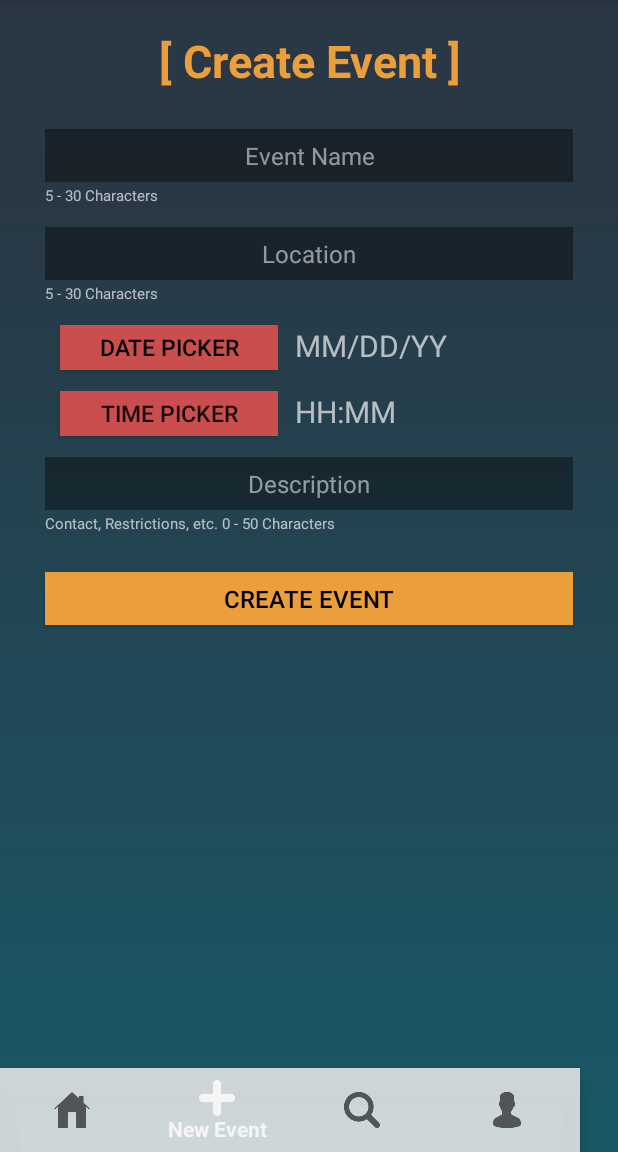
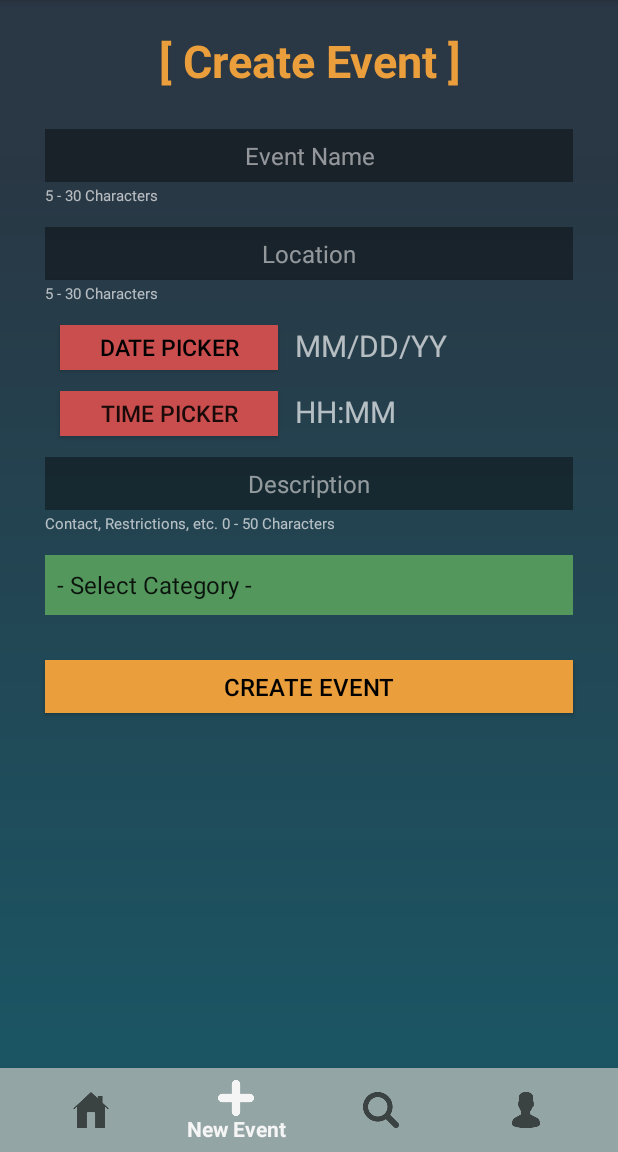
Before and after one commit to 5akda/JointyBeta, an Android app: the FeedUI screen opened directly, with no data from a screen before it, item 2 of the bottom bar chosen, on a phone screen of 412 x 824 dp, the part 84-1236 px from its top. Run offline under Robolectric (Android 15) with nearby library versions, the phone set to English and light mode, and no system bars; our stand-ins replace Firebase (no records; nobody signed in at launch, a user with empty details on screens opened directly); 3 statements that could not run were skipped.

Commit message:
colorfulFeed

```diff
--- a/app/src/main/java/com/parzival48/jointy/CreateEventUI.java
+++ b/app/src/main/java/com/parzival48/jointy/CreateEventUI.java
@@ -12,9 +12,12 @@ import android.os.Bundle;
 import android.view.Menu;
 import android.view.MenuItem;
 import android.view.View;
+import android.widget.AdapterView;
+import android.widget.ArrayAdapter;
 import android.widget.Button;
 import android.widget.DatePicker;
 import android.widget.EditText;
+import android.widget.Spinner;
 import android.widget.TextView;
 import android.widget.TimePicker;
 import android.widget.Toast;
@@ -26,6 +29,7 @@ import com.google.firebase.database.FirebaseDatabase;
 import com.google.firebase.database.ValueEventListener;
 
 import java.text.DateFormat;
+import java.util.ArrayList;
 import java.util.Calendar;
 
 public class CreateEventUI extends AppCompatActivity implements DatePickerDialog.OnDateSetListener, TimePickerDialog.OnTimeSetListener {
@@ -36,6 +40,7 @@ public class CreateEventUI extends AppCompatActivity implements DatePickerDialog
     String date,time;
     String userEventList;
     long numOfEvent;
+    Spinner mSpinner;
 
     @Override
     protected void onCreate(Bundle savedInstanceState) {
@@ -46,6 +51,7 @@ public class CreateEventUI extends AppCompatActivity implements DatePickerDialog
         txtEventName = (EditText)findViewById(R.id.txtEventName);
         txtLocation = (EditText)findViewById(R.id.txtLocation);
         txtDecription = (EditText)findViewById(R.id.txtDescription);
+
 
         jointyDB.addValueEventListener(new ValueEventListener() {
             @Override
@@ -80,7 +86,7 @@ public class CreateEventUI extends AppCompatActivity implements DatePickerDialog
                 newEvent.setCode(eventCode);
 
                 String validation = validE(newEvent.getName(),newEvent.getLoaction(),newEvent.getDescription());
-                if(validation.equals("")){
+                if(validation.equals("") && haveSelected(newEvent.getCategory())){
 
                     jointyDB.child("eventdata").child(eventCode).setValue(newEvent);
 
@@ -100,8 +106,32 @@ public class CreateEventUI extends AppCompatActivity implements DatePickerDialog
             }
         });
 
+        //category selector
+        mSpinner = (Spinner)findViewById(R.id.cate);
+        String[] catalog = getResources().getStringArray(R.array.category);
+        ArrayAdapter<String> adapterCate = new ArrayAdapter<String>(this,
+                android.R.layout.simple_dropdown_item_1line,catalog);
+        mSpinner.setAdapter(adapterCate);
+        mSpinner.setOnItemSelectedListener(new AdapterView.OnItemSelectedListener() {
+            @Override
+            public void onItemSelected(AdapterView<?> parent, View view, int position, long id) {
+                if(position==0) newEvent.setCategory("");
+                else if(position>0 && position<3) newEvent.setCategory("0");
+                else if(position>2 && position<6) newEvent.setCategory("1");
+                else if(position>5 && position<9) newEvent.setCategory("2");
+                else if(position>8 && position<12) newEvent.setCategory("3");
+                else if(position>11 && position<14) newEvent.setCategory("4");
+                else newEvent.setCategory("5");
+            }
+
+            @Override
+            public void onNothingSelected(AdapterView<?> parent) {
+                newEvent.setCategory("");
+            }
+        });
+
         //date picker
-        Button btDate = (Button)findViewById(R.id.btDate);
+        Button btDate = (Button) findViewById(R.id.btDate);
         btDate.setOnClickListener(new View.OnClickListener() {
             @Override
             public void onClick(View v) {
@@ -109,6 +139,7 @@ public class CreateEventUI extends AppCompatActivity implements DatePickerDialog
                 datePicker.show(getSupportFragmentManager(),"date picker");
             }
         });
+
         //time picker
         Button btTime = (Button)findViewById(R.id.btTime);
         btTime.setOnClickListener(new View.OnClickListener() {
@@ -233,4 +264,9 @@ public class CreateEventUI extends AppCompatActivity implements DatePickerDialog
         return true;
     }
 
+    public static boolean haveSelected(String catE){
+        if(catE.equals("")) return false;
+        else return true;
+    }
+
 }
--- a/app/src/main/java/com/parzival48/jointy/Event.java
+++ b/app/src/main/java/com/parzival48/jointy/Event.java
@@ -10,7 +10,8 @@ public class Event {
     private String contact;
     private String[] member;
     private String code;
-    private String participant;
+    private String participant = "";
+    private String category = "";
 
     public Event() {
     }
@@ -102,4 +103,12 @@ public class Event {
     public void setParticipant(String participant) {
         this.participant = participant;
     }
+
+    public String getCategory() {
+        return category;
+    }
+
+    public void setCategory(String category) {
+        this.category = category;
+    }
 }
--- a/app/src/main/java/com/parzival48/jointy/ProfileUI.java
+++ b/app/src/main/java/com/parzival48/jointy/ProfileUI.java
@@ -32,7 +32,6 @@ public class ProfileUI extends AppCompatActivity {
 
         //Main Works
         getUserInfo();
-        showTextView();
 
         //Bottom Navigation Config
         BottomNavigationView bottomNavigationView = (BottomNavigationView)findViewById(R.id.navigation);
@@ -72,6 +71,9 @@ public class ProfileUI extends AppCompatActivity {
                 return false;
             }
         });
+
+        getUserInfo();
+        showTextView();
 
     }
 
--- a/app/src/main/res/layout/activity_create_event_ui.xml
+++ b/app/src/main/res/layout/activity_create_event_ui.xml
@@ -118,11 +118,11 @@
             android:id="@+id/btCreateEvent"
             android:layout_width="wrap_content"
             android:layout_height="35dp"
-            android:layout_below="@+id/textView11"
+            android:layout_below="@+id/cate"
             android:layout_alignParentStart="true"
             android:layout_alignParentEnd="true"
             android:layout_marginStart="30dp"
-            android:layout_marginTop="25dp"
+            android:layout_marginTop="30dp"
             android:layout_marginEnd="30dp"
             android:background="@color/yellow"
             android:text="Create Event"
@@ -187,17 +187,36 @@
             android:background="@color/colorAccent"
             android:text=" Time Picker "
             android:textSize="15sp" />
+
+        <Spinner
+            android:id="@+id/cate"
+            android:layout_width="match_parent"
+            android:layout_height="40dp"
+            android:layout_below="@+id/textView11"
+            android:layout_alignParentStart="true"
+            android:layout_alignParentEnd="true"
+            android:layout_marginStart="30dp"
+            android:layout_marginTop="14dp"
+            android:layout_marginEnd="30dp"
+            android:background="#53975D"
+            android:popupBackground="#EEA7BB83"
+            android:spinnerMode="dropdown"
+            android:gravity="center"
+            android:textAlignment="center">
+
+        </Spinner>
+
     </RelativeLayout>
 
     <android.support.design.widget.BottomNavigationView
         android:id="@+id/navigation"
-        android:layout_width="wrap_content"
+        android:layout_width="match_parent"
         android:layout_height="wrap_content"
         android:layout_alignParentBottom="true"
         android:layout_marginStart="0dp"
         android:layout_marginEnd="0dp"
         android:layout_marginBottom="0dp"
-        android:background="#D8EEEEEE"
+        android:background="#94A5A5"
         app:layout_constraintBottom_toBottomOf="parent"
         app:layout_constraintLeft_toLeftOf="parent"
         app:layout_constraintRight_toRightOf="parent"
--- a/app/src/main/res/layout/activity_feed_ui.xml
+++ b/app/src/main/res/layout/activity_feed_ui.xml
@@ -21,13 +21,13 @@ tools:context=".FeedUI">
 
     <android.support.design.widget.BottomNavigationView
         android:id="@+id/navigation"
-        android:layout_width="wrap_content"
+        android:layout_width="match_parent"
         android:layout_height="wrap_content"
         android:layout_alignParentBottom="true"
         android:layout_marginStart="0dp"
         android:layout_marginEnd="0dp"
         android:layout_marginBottom="0dp"
-        android:background="#D8EEEEEE"
+        android:background="#94A5A5"
         app:layout_constraintBottom_toBottomOf="parent"
         app:layout_constraintLeft_toLeftOf="parent"
         app:layout_constraintRight_toRightOf="parent"
--- a/app/src/main/res/layout/activity_main.xml
+++ b/app/src/main/res/layout/activity_main.xml
@@ -104,7 +104,7 @@
         android:layout_height="wrap_content"
         android:layout_below="@+id/labLogo"
         android:layout_marginTop="2dp"
-        android:text="Let's Go Together (Ver 0.2)"
+        android:text="Let's Go Together"
         android:textAlignment="center"
         android:textColor="#aaffffff"
         android:textSize="14sp" />
--- a/app/src/main/res/layout/activity_profile_ui.xml
+++ b/app/src/main/res/layout/activity_profile_ui.xml
@@ -109,13 +109,13 @@
 
     <android.support.design.widget.BottomNavigationView
         android:id="@+id/navigation"
-        android:layout_width="wrap_content"
+        android:layout_width="match_parent"
         android:layout_height="wrap_content"
         android:layout_alignParentBottom="true"
         android:layout_marginStart="0dp"
         android:layout_marginEnd="0dp"
         android:layout_marginBottom="0dp"
-        android:background="#D8EEEEEE"
+        android:background="#94A5A5"
         app:layout_constraintBottom_toBottomOf="parent"
         app:layout_constraintLeft_toLeftOf="parent"
         app:layout_constraintRight_toRightOf="parent"
--- a/app/src/main/res/layout/activity_search_line_ui.xml
+++ b/app/src/main/res/layout/activity_search_line_ui.xml
@@ -88,13 +88,13 @@
 
     <android.support.design.widget.BottomNavigationView
         android:id="@+id/navigation"
-        android:layout_width="wrap_content"
+        android:layout_width="match_parent"
         android:layout_height="wrap_content"
         android:layout_alignParentBottom="true"
         android:layout_marginStart="0dp"
         android:layout_marginEnd="0dp"
         android:layout_marginBottom="0dp"
-        android:background="#D8EEEEEE"
+        android:background="#94A5A5"
         app:layout_constraintBottom_toBottomOf="parent"
         app:layout_constraintLeft_toLeftOf="parent"
         app:layout_constraintRight_toRightOf="parent"
--- a/app/src/main/res/layout/activity_sign_up_ui.xml
+++ b/app/src/main/res/layout/activity_sign_up_ui.xml
@@ -166,7 +166,7 @@
         android:layout_alignParentStart="true"
         android:layout_alignParentEnd="true"
         android:layout_marginStart="30dp"
-        android:layout_marginTop="25dp"
+        android:layout_marginTop="30dp"
         android:layout_marginEnd="30dp"
         android:background="@color/yellow"
         android:text="Create Account"
--- a/app/src/main/res/layout/row_event.xml
+++ b/app/src/main/res/layout/row_event.xml
@@ -4,11 +4,11 @@
     android:id="@+id/parent_layout"
     android:layout_width="match_parent"
     android:layout_height="wrap_content"
-    android:layout_margin="12dp"
+    android:layout_margin="10dp"
     android:elevation="60dp"
     android:orientation="vertical"
-    app:cardCornerRadius="15dp"
-    app:cardBackgroundColor="#BEBEBE">
+    app:cardCornerRadius="0dp"
+    app:cardBackgroundColor="#AAAAAA">
 
     <LinearLayout
         android:id="@+id/cardView"
--- a/app/src/main/res/values/colors.xml
+++ b/app/src/main/res/values/colors.xml
@@ -1,14 +1,18 @@
 <?xml version="1.0" encoding="utf-8"?>
 <resources>
-    <color name="colorPrimary">#DD9014</color>
+    <color name="colorPrimary">#20646E</color>
     <color name="colorPrimaryDark">#2A3744</color>
     <color name="colorAccent">#CB4E4E</color>
     <color name="yellow">#EB9F3C</color>
     <color name="blue">#18A276</color>
 
-    <color name="card1">#bbBD4646</color>
-    <color name="card2">#bb6C9738</color>
-    <color name="card3">#bb4A8CA0</color>
+    <color name="cPink">#bbBD4646</color>
+    <color name="cGreen">#BB6C9738</color>
+    <color name="cBlue">#BB3874A8</color>
+    <color name="cViolet">#BB6352AC</color>
+    <color name="cBrown">#BB574332</color>
+    <color name="cOrange">#BBAF7717</color>
+
 
     <color name="green">#39C342</color>
 </resources>
--- a/app/src/main/res/values/strings.xml
+++ b/app/src/main/res/values/strings.xml
@@ -7,4 +7,23 @@
     <string name="title_notifications">Notifications</string>
     <string name="title_activity_jointy_main_ui">jointyMainUI</string>
     <string name="title_activity_temp">temp</string>
+
+    <string-array name="category">
+        <item>- Select Category -</item>
+        <item>Food</item>
+        <item>Drinks</item>
+        <item>Party</item>
+        <item>Music</item>
+        <item>Movie</item>
+        <item>Sport</item>
+        <item>Game</item>
+        <item>Art</item>
+        <item>Study</item>
+        <item>Charity</item>
+        <item>Club</item>
+        <item>Trip</item>
+        <item>Transportation</item>
+        <item>Other</item>
+    </string-array>
+
 </resources>
```
Also changed, not shown: app/src/main/java/com/parzival48/jointy/FeedUI.java (+9 -5 lines), 1 other file.
